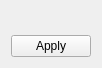
Qt form rendererconfigpopup.ui (Gloix/Camaron) before a commit.
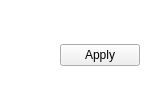
The same form after that commit.

The edit to the form file:
```diff
--- a/rendererconfigpopup.ui
+++ b/rendererconfigpopup.ui
@@ -6,8 +6,8 @@
    <rect>
     <x>0</x>
     <y>0</y>
-    <width>103</width>
-    <height>69</height>
+    <width>126</width>
+    <height>75</height>
    </rect>
   </property>
   <property name="sizePolicy">
@@ -19,6 +19,14 @@
   <property name="windowTitle">
    <string>Renderer Configurations</string>
   </property>
+  <property name="autoFillBackground">
+   <bool>true</bool>
+  </property>
+  <property name="styleSheet">
+   <string notr="true">#RendererConfigPopUp{
+	background-color: rgb(255, 255, 255);
+}</string>
+  </property>
   <layout class="QVBoxLayout" name="verticalLayout">
    <property name="sizeConstraint">
     <enum>QLayout::SetFixedSize</enum>
@@ -35,16 +43,47 @@
     </widget>
    </item>
    <item>
-    <widget class="QPushButton" name="pushButton_apply_changes">
+    <widget class="QWidget" name="horizontalWidget" native="true">
      <property name="sizePolicy">
-      <sizepolicy hsizetype="Fixed" vsizetype="Fixed">
+      <sizepolicy hsizetype="Preferred" vsizetype="Fixed">
        <horstretch>0</horstretch>
        <verstretch>0</verstretch>
       </sizepolicy>
      </property>
-     <property name="text">
-      <string>Apply</string>
-     </property>
+     <layout class="QHBoxLayout" name="horizontalLayout_2">
+      <item>
+       <spacer name="horizontalSpacer">
+        <property name="orientation">
+         <enum>Qt::Horizontal</enum>
+        </property>
+        <property name="sizeHint" stdset="0">
+         <size>
+          <width>40</width>
+          <height>20</height>
+         </size>
+        </property>
+       </spacer>
+      </item>
+      <item>
+       <widget class="QPushButton" name="pushButton_apply_changes">
+        <property name="sizePolicy">
+         <sizepolicy hsizetype="Fixed" vsizetype="Fixed">
+          <horstretch>0</horstretch>
+          <verstretch>0</verstretch>
+         </sizepolicy>
+        </property>
+        <property name="layoutDirection">
+         <enum>Qt::LeftToRight</enum>
+        </property>
+        <property name="text">
+         <string>Apply</string>
+        </property>
+        <property name="flat">
+         <bool>false</bool>
+        </property>
+       </widget>
+      </item>
+     </layout>
     </widget>
    </item>
   </layout>
```
